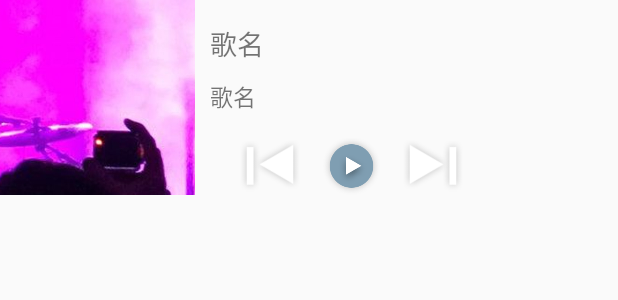
After one commit to WaterTeam/MusicProject, an Android app: the layout big_notification.xml on its own in the app's theme, with its tools: preview values and no code run, on a phone screen of 412 x 824 dp. The commit adds this screen. Shown: the top 300 px of the screen. Run offline under Robolectric (Android 15) with nearby library versions, the phone set to English and light mode, and no system bars.

Commit message:
添加了通知栏，通知栏的图片未搞定

```diff
--- a/app/src/main/java/com/waterteam/musicproject/ArtistDetailsActivity.java
+++ b/app/src/main/java/com/waterteam/musicproject/ArtistDetailsActivity.java
@@ -60,7 +60,8 @@ public class ArtistDetailsActivity extends AppCompatActivity {
         setContentView(R.layout.activity_artist_details);
 
         // 设置为沉浸式状态栏，设置了状态栏颜色及字体颜色
-        StatusBarUtil.setStatusBarLightMode(this);
+        //StatusBarUtil.setStatusBarLightMode(this);
+        StatusBarUtil.setStatusBarDarkMode(this);
         new BAStatusBar().setfitsSystemWindowsBar(this);
 
 
--- a/app/src/main/java/com/waterteam/musicproject/service/playmusic/service/PlayService.java
+++ b/app/src/main/java/com/waterteam/musicproject/service/playmusic/service/PlayService.java
@@ -125,6 +125,7 @@ public class PlayService extends Service {
                 break;
             case EventFromBar.PAUSETOPLAY:
                 Log.d(TAG, "eventFromBar: paust 2 play");
+                isPlay = true;
                 mediaPlayer.start();
                 //playSong();
                 eventto.setStatu(EventToBarFromService.PAUSETOPLAY);
--- /dev/null
+++ b/app/src/main/res/layout/big_notification.xml
@@ -0,0 +1,75 @@
+<?xml version="1.0" encoding="utf-8"?>
+<LinearLayout xmlns:android="http://schemas.android.com/apk/res/android"
+    android:layout_width="match_parent"
+    android:layout_height="wrap_content"
+    android:orientation="horizontal">
+
+    <ImageView
+        android:id="@+id/big_notification_image"
+        android:layout_width="130dp"
+        android:layout_height="130dp"
+        android:scaleType="fitXY"
+        android:src="@drawable/play_img_default" />
+
+    <LinearLayout
+        android:layout_width="match_parent"
+        android:layout_height="130dp"
+        android:orientation="vertical">
+
+        <TextView
+            android:id="@+id/big_notification_song"
+            android:layout_width="match_parent"
+            android:layout_height="wrap_content"
+            android:layout_marginEnd="10dp"
+            android:layout_marginStart="10dp"
+            android:layout_marginTop="15dp"
+            android:text="歌名"
+            android:textSize="18sp" />
+
+        <TextView
+            android:id="@+id/big_notification_singer"
+            android:layout_width="match_parent"
+            android:layout_height="wrap_content"
+            android:layout_marginEnd="10dp"
+            android:layout_marginStart="10dp"
+            android:layout_marginTop="10dp"
+            android:text="歌名"
+            android:textSize="15sp" />
+
+        <LinearLayout
+            android:layout_width="match_parent"
+            android:layout_height="wrap_content"
+            android:layout_marginStart="10dp"
+            android:layout_marginTop="15dp"
+            android:gravity="center_vertical"
+            android:orientation="horizontal">
+
+            <ImageButton
+                android:id="@+id/big_notification_last"
+                android:layout_width="40dp"
+                android:layout_height="35dp"
+                android:layout_marginLeft="20dp"
+                android:background="@null"
+                android:scaleType="fitCenter"
+                android:src="@drawable/ic_up_button" />
+
+            <ImageButton
+                android:id="@+id/big_notification_play"
+                android:layout_width="38dp"
+                android:layout_height="40dp"
+                android:layout_marginLeft="15dp"
+                android:background="@null"
+                android:scaleType="fitCenter"
+                android:src="@drawable/ic_play_button" />
+
+            <ImageButton
+                android:id="@+id/big_notification_next"
+                android:layout_width="40dp"
+                android:layout_height="35dp"
+                android:layout_marginLeft="15dp"
+                android:background="@null"
+                android:scaleType="fitCenter"
+                android:src="@drawable/ic_next_button" />
+        </LinearLayout>
+    </LinearLayout>
+</LinearLayout>
```
Also changed, not shown: app/src/main/java/com/waterteam/musicproject/MainActivity.java (+93 -2 lines), app/src/main/java/com/waterteam/musicproject/customview/MyNotification.java (added, +257 -0 lines), app/src/main/res/layout/notification.xml (added, +69 -0 lines).
